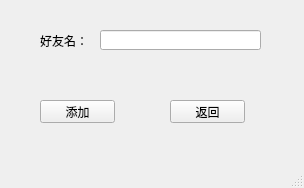
First picture: the form in ChatWithMe/addfriend.ui, repository caoliqingstudio/CharWithMe, before the edit.
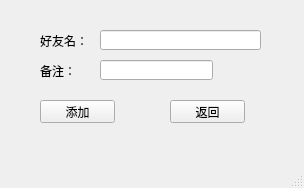
Second picture: the form after the edit.

Patch:
```diff
--- a/ChatWithMe/addfriend.ui
+++ b/ChatWithMe/addfriend.ui
@@ -66,6 +66,29 @@
      <string>返回</string>
     </property>
    </widget>
+   <widget class="QLineEdit" name="lineEdit">
+    <property name="geometry">
+     <rect>
+      <x>100</x>
+      <y>60</y>
+      <width>113</width>
+      <height>20</height>
+     </rect>
+    </property>
+   </widget>
+   <widget class="QLabel" name="label_2">
+    <property name="geometry">
+     <rect>
+      <x>40</x>
+      <y>60</y>
+      <width>54</width>
+      <height>21</height>
+     </rect>
+    </property>
+    <property name="text">
+     <string>备注：</string>
+    </property>
+   </widget>
   </widget>
   <widget class="QMenuBar" name="menubar">
    <property name="geometry">
```
